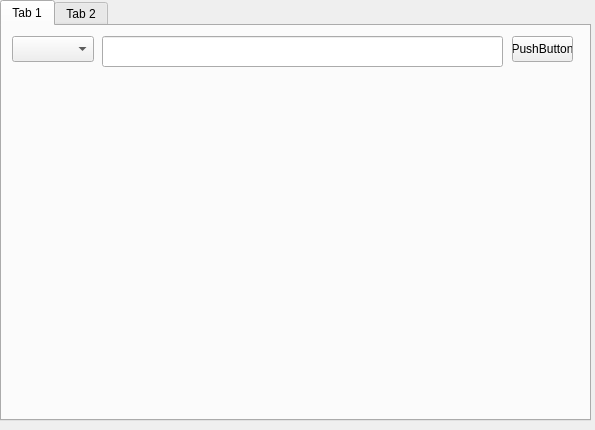
The window that timer.ui (Kirill-Elfimov/Timer_cube) describes before a commit, drawn with Qt 5.
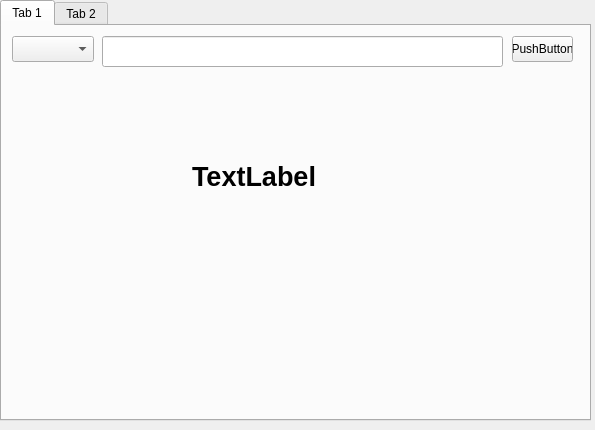
The same window after the commit.

Commit message: Появился таймер, но пока без обнуления

Diff of the .ui file:
```diff
--- a/timer.ui
+++ b/timer.ui
@@ -62,6 +62,25 @@
       <string>PushButton</string>
      </property>
     </widget>
+    <widget class="QLabel" name="timer_output">
+     <property name="geometry">
+      <rect>
+       <x>190</x>
+       <y>90</y>
+       <width>221</width>
+       <height>121</height>
+      </rect>
+     </property>
+     <property name="font">
+      <font>
+       <pointsize>20</pointsize>
+       <bold>true</bold>
+      </font>
+     </property>
+     <property name="text">
+      <string>TextLabel</string>
+     </property>
+    </widget>
    </widget>
    <widget class="QWidget" name="tab_2">
     <attribute name="title">
```
The commit also changes 2 other files.
